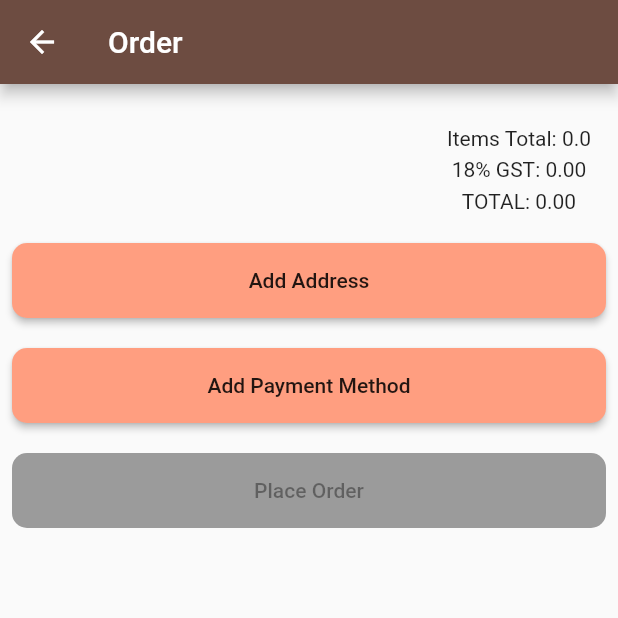
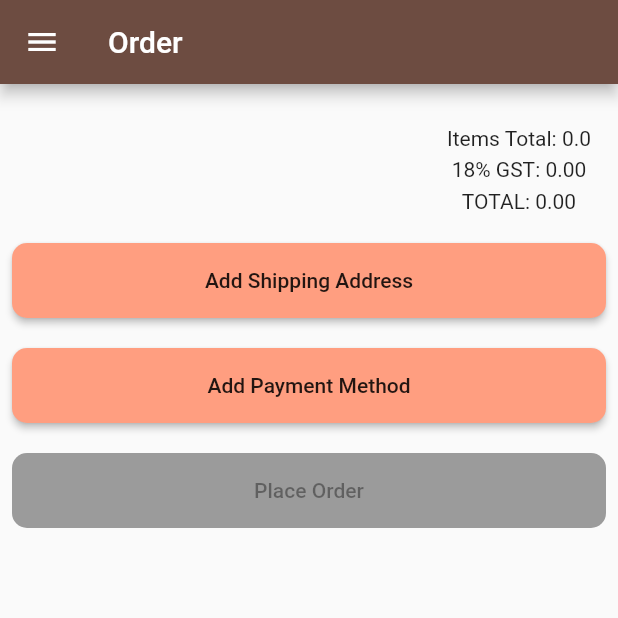
Before and after one commit to sanjaykt/Shopping_app_project, a Flutter app: the OrderScreen screen opened by its route, on a phone screen of 412 x 824 dp, the top half of it. Run offline on Flutter 3.47's test engine with Material 2 defaults, Android fonts, the phone set to English and light mode, and no system bars; our stand-ins replace cached_network_image, image_picker, logger, sqflite; missing offline and left inert: multipart_request; accounts and stored records are empty.

Commit message:
save the previous commit and re-commit

```diff
--- a/shopping/lib/models/address.dart
+++ b/shopping/lib/models/address.dart
@@ -0,0 +1,43 @@
+class Address {
+  int id;
+  String addressLine1;
+  String addressLine2;
+  int pinCode;
+  Map<String, dynamic> latLng; //TODO: next feature
+  int createdByUserId;
+  int modifiedByUserId;
+  DateTime createdDate;
+  DateTime modifiedDate;
+  int statusId;
+
+  Address();
+
+  clone() => Address.fromJson(toJson());
+
+  Address.fromJson(Map<String, dynamic> json)
+      : id = json['id'],
+        addressLine1 = json['addressLine1'],
+        addressLine2 = json['addressLine2'],
+        pinCode = json['pinCode'],
+        createdByUserId = json['createdByUserId'],
+        modifiedByUserId = json['modifiedByUserId'],
+        createdDate = (json['createdDate'] != null
+            ? DateTime.parse(json['createdDate'])
+            : null),
+        modifiedDate = (json['modifiedDate'] != null
+            ? DateTime.parse(json['modifiedDate'])
+            : null),
+        statusId = json['statusId'];
+
+  Map<String, dynamic> toJson() => {
+        'id': id,
+        'addressLine1': addressLine1,
+        'addressLine2': addressLine2,
+        'pinCode ': pinCode,
+        if (createdDate != null) 'createdDate': createdDate.toString(),
+        if (modifiedDate != null) 'modifiedDate': modifiedDate.toString(),
+        'createdByUserId': createdByUserId,
+        'modifiedByUserId': modifiedByUserId,
+        if (statusId != null) 'statusId': statusId,
+      };
+}
--- a/shopping/lib/models/user.dart
+++ b/shopping/lib/models/user.dart
@@ -1,7 +1,12 @@
 class User {
   int id;
+  String firstName;
+  String lastName;
   String username;
   String password;
+  String email;
+  int phoneNumber;
+  int addressId;
   String role;
   int createdByUserId;
   int modifiedByUserId;
@@ -13,8 +18,13 @@ class User {
 
   User.formJson(Map<String, dynamic> json)
       : id = json['id'],
+        firstName = json['firstName'],
+        lastName = json['lastName'],
         username = json['username'],
         password = json['password'],
+        email = json['email'],
+        phoneNumber = json['phoneNumber'],
+        addressId = json['addressId'],
         role = json['role'],
         createdByUserId = json['createdByUserId'],
         modifiedByUserId = json['modifiedByUserId'],
@@ -28,8 +38,13 @@ class User {
 
   Map<String, dynamic> toJson() => {
         'id': id,
+        'firstName': firstName,
+        'lastName': lastName,
         'username': username,
         'password': password,
+        'email': email,
+        'phoneNumber': phoneNumber,
+        'addressId': addressId,
         'role': role,
         if (createdDate != null) 'createdDate': createdDate.toString(),
         if (modifiedDate != null) 'modifiedDate': modifiedDate.toString(),
--- a/shopping/lib/screens/home/user_home_screen.dart
+++ b/shopping/lib/screens/home/user_home_screen.dart
@@ -43,6 +43,7 @@ class _UserHomeScreenState extends State<UserHomeScreen> {
 
   Widget _buildHeading(String name) {
     return Container(
+      padding: EdgeInsets.all(10),
       child: Text(
         name,
         textAlign: TextAlign.center,
@@ -53,7 +54,8 @@ class _UserHomeScreenState extends State<UserHomeScreen> {
 
   Widget _buildProductGrid() {
     return Container(
-      color: Colors.grey.shade200,
+      padding: EdgeInsets.fromLTRB(5, 8, 5, 0),
+      color: Colors.grey.shade300,
       constraints: BoxConstraints(maxHeight: 400),
       child: FutureBuilder(
         future: _productProvider.getAllProducts(),
--- a/shopping/lib/screens/order/order_screen.dart
+++ b/shopping/lib/screens/order/order_screen.dart
@@ -1,12 +1,14 @@
 import 'package:flutter/cupertino.dart';
 import 'package:flutter/material.dart';
 import 'package:provider/provider.dart';
+import 'package:shopping/providers/auth_provider.dart';
+import 'package:shopping/screens/user/shipping_address_screen.dart';
+import 'package:shopping/widgets/drawer.dart';
+
 import '../../models/product.dart';
 import '../../providers/cart_provider.dart';
 import '../../providers/product_provider.dart';
 import '../../widgets/image_sized_box.dart';
-
-import '../../main.dart';
 
 class OrderScreen extends StatefulWidget {
   static final routeName = 'order_screen';
@@ -18,13 +20,17 @@ class OrderScreen extends StatefulWidget {
 class _OrderScreenState extends State<OrderScreen> {
   CartProvider _cartProvider;
   ProductProvider _productProvider;
+  AuthProvider _authProvider;
 
   @override
   Widget build(BuildContext context) {
     _cartProvider = Provider.of<CartProvider>(context);
     _productProvider = Provider.of<ProductProvider>(context);
+    _authProvider = Provider.of<AuthProvider>(context);
+
     return Scaffold(
       appBar: AppBar(title: Text('Order')),
+      drawer: _authProvider.loggedInUser != null ? AppDrawer() : null,
       body: Padding(
         padding: const EdgeInsets.all(8.0),
         child: ListView(
@@ -106,8 +112,10 @@ class _OrderScreenState extends State<OrderScreen> {
     return Container(
       width: double.infinity,
       child: RaisedButton(
-        child: Text('Add Address'),
-        onPressed: () {},
+        child: Text('Add Shipping Address'),
+        onPressed: () {
+          Navigator.pushNamed(context, ShippingAddressScreen.routeName);
+        },
       ),
     );
   }
```
Also changed, not shown: shopping/lib/main.dart (+9 -6 lines), shopping/lib/screens/cart/cart_screen.dart (+10 -5 lines), shopping/lib/screens/product/user_product_details_screen.dart (+7 -4 lines), shopping/lib/screens/user/shipping_address_screen.dart (+48 -0 lines), 2 other files.
